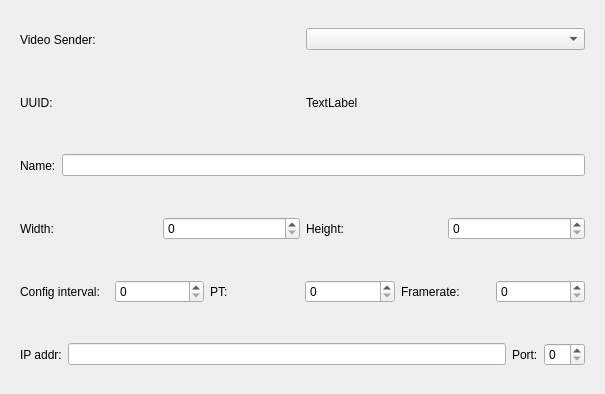
nvmr-org/NVMRDisplay, file senderconfigurator.ui: the form before one commit.
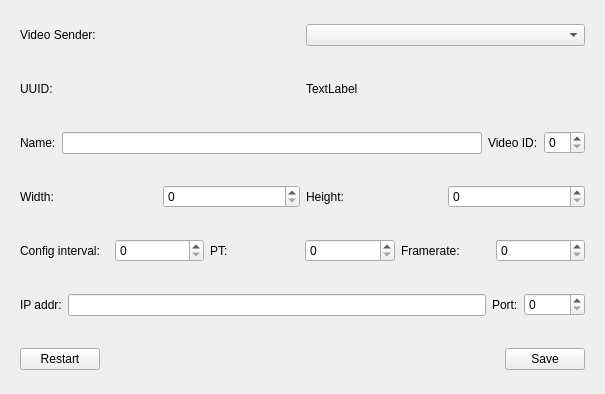
The form after the commit.

Commit message: Get/set settings over the network

The edit to the form file:
```diff
--- a/senderconfigurator.ui
+++ b/senderconfigurator.ui
@@ -63,6 +63,16 @@
       <item>
        <widget class="QLineEdit" name="videoName"/>
       </item>
+      <item>
+       <widget class="QLabel" name="label_11">
+        <property name="text">
+         <string>Video ID:</string>
+        </property>
+       </widget>
+      </item>
+      <item>
+       <widget class="QSpinBox" name="idSpin"/>
+      </item>
      </layout>
     </widget>
    </item>
@@ -157,7 +167,44 @@
        </widget>
       </item>
       <item>
-       <widget class="QSpinBox" name="ipPort"/>
+       <widget class="QSpinBox" name="ipPort">
+        <property name="maximum">
+         <number>65535</number>
+        </property>
+       </widget>
+      </item>
+     </layout>
+    </widget>
+   </item>
+   <item>
+    <widget class="QWidget" name="widget_7" native="true">
+     <layout class="QHBoxLayout" name="horizontalLayout_7">
+      <item>
+       <widget class="QPushButton" name="restartButton">
+        <property name="text">
+         <string>Restart</string>
+        </property>
+       </widget>
+      </item>
+      <item>
+       <spacer name="horizontalSpacer">
+        <property name="orientation">
+         <enum>Qt::Horizontal</enum>
+        </property>
+        <property name="sizeHint" stdset="0">
+         <size>
+          <width>394</width>
+          <height>20</height>
+         </size>
+        </property>
+       </spacer>
+      </item>
+      <item>
+       <widget class="QPushButton" name="saveButton">
+        <property name="text">
+         <string>Save</string>
+        </property>
+       </widget>
       </item>
      </layout>
     </widget>
```
The commit also changes 2 other files.
